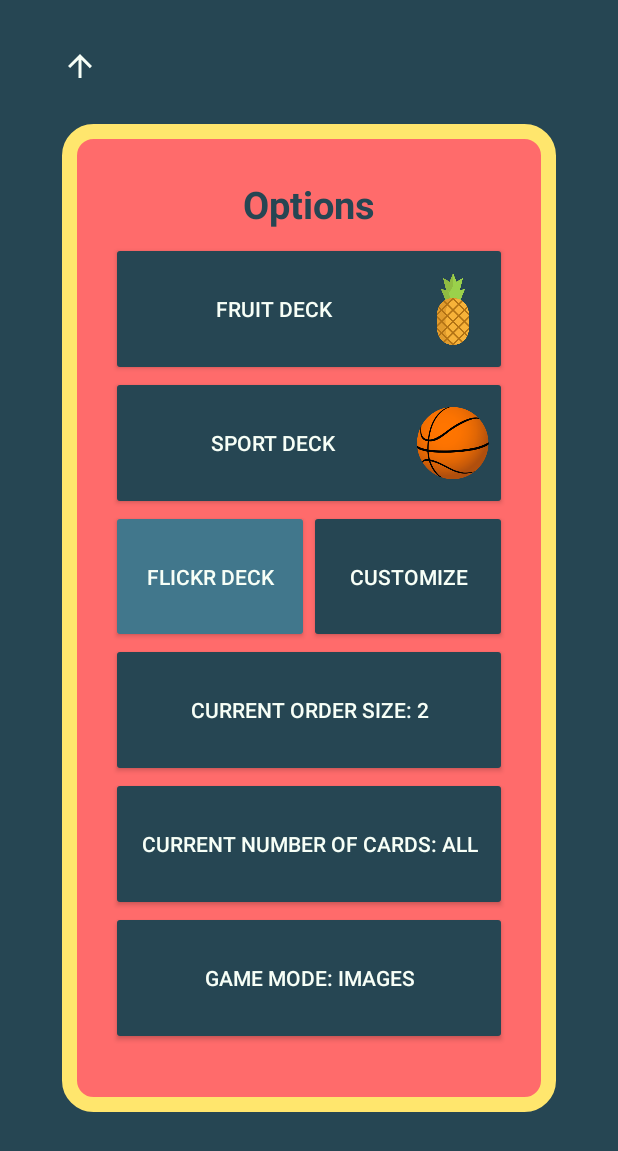
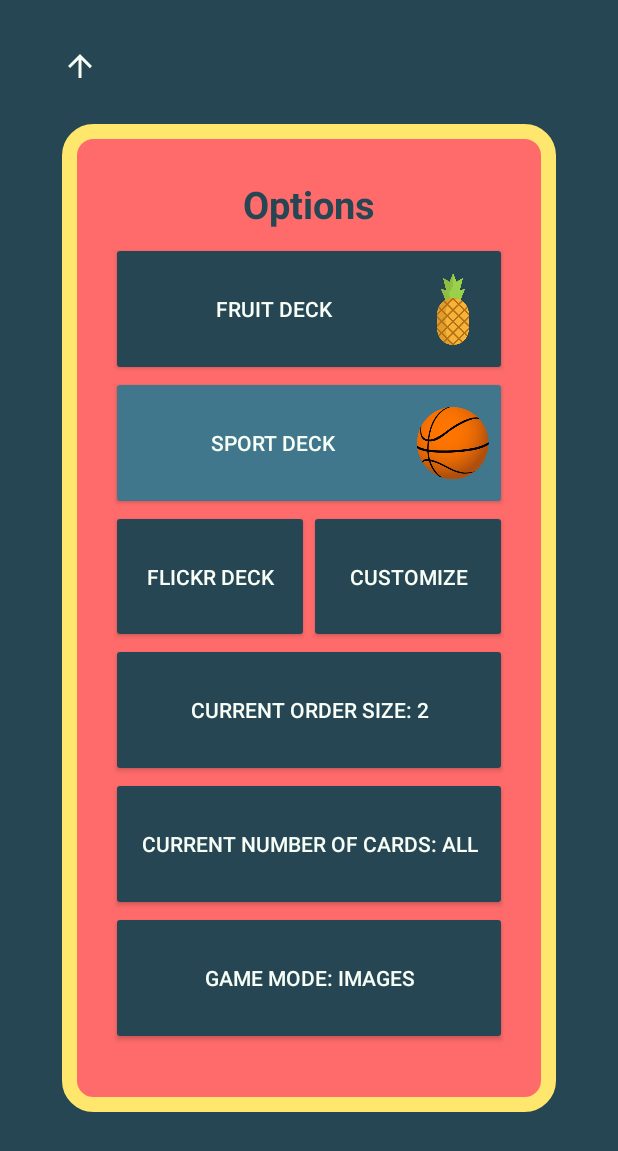
Before and after one commit to VDDDoan/findDaMatch, an Android app: the OptionsActivity screen opened directly, with no data from a screen before it, after a tap on "FLICKR DECK", on a phone screen of 412 x 824 dp. Shown: the top 1151 px of the screen. Run offline under Robolectric (Android 15) with nearby library versions, the phone set to English and light mode, and no system bars; pictures from the network do not load; 2 other taps on this screen came first.

Commit message:
modified options menu to implement the flickr image set option

```diff
--- a/app/src/main/java/com/cmpt276/finddamatch/model/FlickrImagesManager.java
+++ b/app/src/main/java/com/cmpt276/finddamatch/model/FlickrImagesManager.java
@@ -73,4 +73,8 @@ public class FlickrImagesManager implements Iterable<Bitmap> {
     public String returnFileId(int position){
         return fileId.get(position);
     }
+
+    public int numberOfImages(){
+        return fileId.size();
+    }
 }
--- a/app/src/main/java/com/cmpt276/finddamatch/ui/FlickrDeckActivity.java
+++ b/app/src/main/java/com/cmpt276/finddamatch/ui/FlickrDeckActivity.java
@@ -43,7 +43,6 @@ public class FlickrDeckActivity extends AppCompatActivity {
                 System.out.println("deleted index at index" + i + "= " + deletedIndex.get(i));
                 flickrImagesManager.deleteImage(selectedItems.get(0), deletedIndex.get(0));
             }
-            //flickrImagesManager.update();
             recreate();
         });
 
--- a/app/src/main/java/com/cmpt276/finddamatch/ui/OptionsActivity.java
+++ b/app/src/main/java/com/cmpt276/finddamatch/ui/OptionsActivity.java
@@ -13,27 +13,29 @@ import android.widget.ImageView;
 import android.widget.Toast;
 
 import com.cmpt276.finddamatch.R;
+import com.cmpt276.finddamatch.model.FlickrImagesManager;
 import com.cmpt276.finddamatch.model.Options;
 
 public class OptionsActivity extends AppCompatActivity {
     private static final int IMAGES_ONLY = 0;
     private static final int WORDS_ONLY = 1;
     private static final int IMAGES_AND_WORDS = 2;
+    private FlickrImagesManager flickrImagesManager;
+
+
     @Override
     protected void onCreate(Bundle savedInstanceState) {
         super.onCreate(savedInstanceState);
         setContentView(R.layout.activity_options);
-
+        flickrImagesManager = FlickrImagesManager.getInstance(this);
         updateScreen();
 
-        int[] btnIds = {R.id.btn_imageSet0, R.id.btn_imageSet1, R.id.btn_flickr_imageSet_choose};
+        int[] btnIds = {R.id.btn_imageSet0, R.id.btn_imageSet1,R.id.btn_flickr_imageSet_choose};
 
         for (int i = 0; i < btnIds.length; i++) {
             onClickImgSetListener(btnIds);
         }
 
-        //onClickImgSetListener(R.id.btn_imageSet0, R.id.btn_imageSet1, 0);
-        //onClickImgSetListener(R.id.btn_imageSet1, R.id.btn_imageSet0, 1);
 
         Button orderButton = findViewById(R.id.orderChangeBtn);
         orderButton.setOnClickListener(v -> {
@@ -82,31 +84,33 @@ public class OptionsActivity extends AppCompatActivity {
         for (int i = 0; i < btnDecks.length; i++) {
             btnDecks[i] = findViewById(btnIds[i]);
             int finalI = i;
+            final int temp = i;
             btnDecks[i].setOnClickListener(v -> {
+                if (btnIds[temp] == R.id.btn_flickr_imageSet_choose){
+                    if (flickrImagesManager.numberOfImages() > Options.getInstance().getNumImagesPerCard()){
+                        // the flickrs gallery will be used in the game
+                        btnDecks[finalI].setBackgroundTintList(ColorStateList.valueOf(getColor(R.color.colorCharcoalLite)));
+                        originalButtonBackground(btnDecks, finalI);
+                    }else{
+                        Toast.makeText(this, "Not enough images in Flickr gallery", Toast.LENGTH_LONG).show();
+                    }
+                }else{
                 Options.getInstance().setImageSetIndex(finalI);
                 btnDecks[finalI].setBackgroundTintList(ColorStateList.valueOf(getColor(R.color.colorCharcoalLite)));
-                System.out.println("Options: " + Options.getInstance().getImageSetIndex());
-                for (int j = 0; j < btnDecks.length; j++) {
-                    if (j != finalI) {
-                        btnDecks[j].setBackgroundTintList(ColorStateList.valueOf(getColor(R.color.colorCharcoal)));
-                    }
+                originalButtonBackground(btnDecks, finalI);
                 }
             });
         }
     }
 
-    private void onClickImgSetListener(int btnImgSet, int btnOtherImgSet, int selectedIndex) {
-        Button clickedButton = findViewById(btnImgSet);
-        Button otherButton = findViewById(btnOtherImgSet);
+    private void originalButtonBackground(Button[] btnDecks, int finalI){
+        for (int j = 0; j < btnDecks.length; j++) {
+            if (j != finalI) {
+                btnDecks[j].setBackgroundTintList(ColorStateList.valueOf(getColor(R.color.colorCharcoal)));
+            }
+        }
+    }
 
-        clickedButton.setOnClickListener(v ->{
-            Options.getInstance().setImageSetIndex(selectedIndex);
-            clickedButton.setBackgroundTintList(ColorStateList.valueOf(getColor(R.color.colorCharcoalLite)));
-            otherButton.setBackgroundTintList(ColorStateList.valueOf(getColor(R.color.colorCharcoal)));
-        });
-
-
-    }
 
     private int[] getDrawPileOptions(int numImagesPerCard) {
         int[] drawPileOptions;
```
